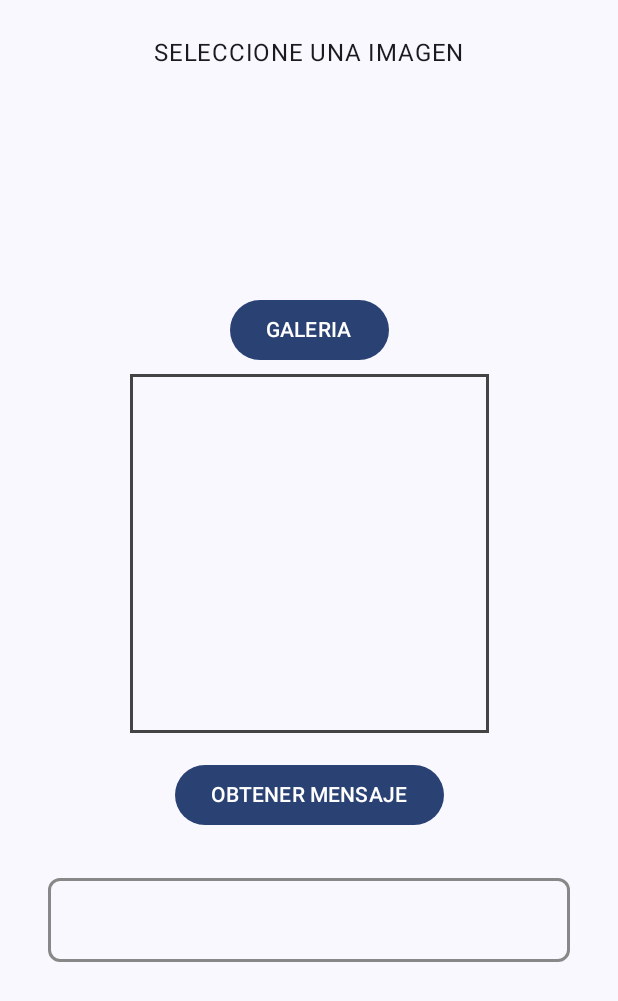
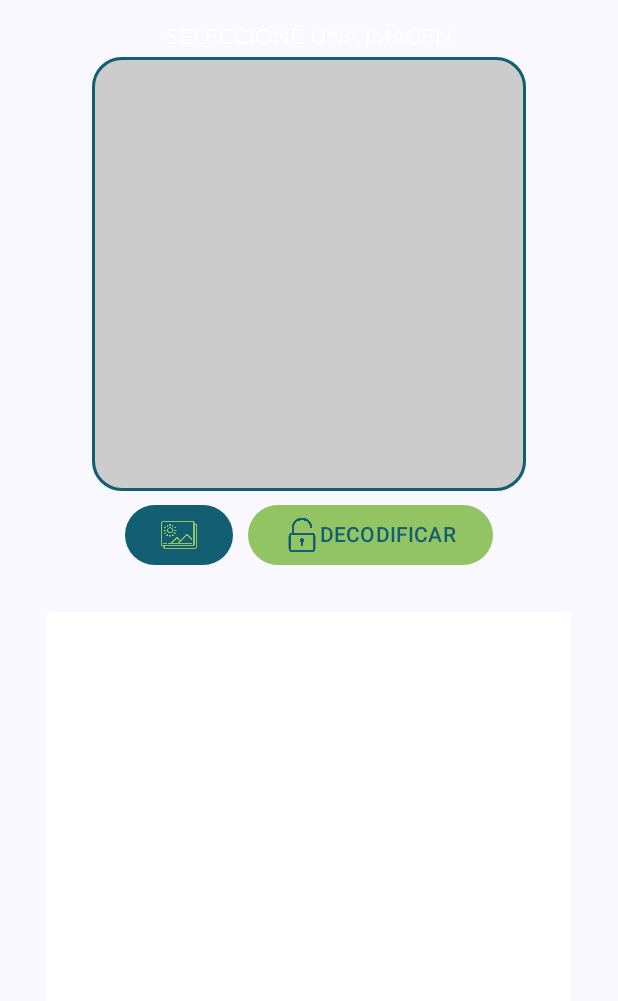
Before and after one commit to Standinrafael/proyecto_tesis_mvvm_hilt, an Android app built with Jetpack Compose: the composable DecodeScreen shown on its own in the app's theme, on a phone screen of 412 x 824 dp. Shown: the top 1001 px of the screen. Run offline under Robolectric (Android 15) with nearby library versions, the phone set to English and light mode, and no system bars; our stand-ins replace Dagger/Hilt's generated code, Firebase (no records; nobody signed in at launch, a user with empty details on screens opened directly); 2 statements that could not run were skipped.

Commit message:
cambios en decodificacion

```diff
--- a/app/src/main/java/com/example/proyecto_tesis/ui/activities/navScreens/DecodeScreen.kt
+++ b/app/src/main/java/com/example/proyecto_tesis/ui/activities/navScreens/DecodeScreen.kt
@@ -12,18 +12,23 @@ import androidx.activity.result.contract.ActivityResultContracts
 import androidx.annotation.RequiresApi
 import androidx.compose.foundation.BorderStroke
 import androidx.compose.foundation.Image
+import androidx.compose.foundation.background
 import androidx.compose.foundation.border
 import androidx.compose.foundation.layout.Arrangement
 import androidx.compose.foundation.layout.Box
 import androidx.compose.foundation.layout.Column
+import androidx.compose.foundation.layout.Row
 import androidx.compose.foundation.layout.Spacer
 import androidx.compose.foundation.layout.fillMaxSize
 import androidx.compose.foundation.layout.fillMaxWidth
 import androidx.compose.foundation.layout.height
 import androidx.compose.foundation.layout.padding
 import androidx.compose.foundation.layout.size
+import androidx.compose.foundation.layout.width
 import androidx.compose.foundation.shape.RoundedCornerShape
 import androidx.compose.material3.Button
+import androidx.compose.material3.ButtonDefaults
+import androidx.compose.material3.Icon
 import androidx.compose.material3.MaterialTheme
 import androidx.compose.material3.Text
 import androidx.compose.runtime.Composable
@@ -36,13 +41,20 @@ import androidx.compose.ui.Alignment
 import androidx.compose.ui.Modifier
 import androidx.compose.ui.graphics.Color
 import androidx.compose.ui.platform.LocalContext
+import androidx.compose.ui.res.painterResource
 import androidx.compose.ui.res.stringResource
+import androidx.compose.ui.text.TextStyle
 import androidx.compose.ui.unit.dp
 import androidx.hilt.navigation.compose.hiltViewModel
 import coil.compose.rememberAsyncImagePainter
 import com.example.proyecto_tesis.R
+import com.example.proyecto_tesis.ui.theme.color_azul
+import com.example.proyecto_tesis.ui.theme.color_barra
+import com.example.proyecto_tesis.ui.theme.color_blanco
+import com.example.proyecto_tesis.ui.theme.color_verde
 import com.example.proyecto_tesis.ui.viewmodels.ImageUtilsViewModel
 import com.example.proyecto_tesis.ui.viewmodels.SteganographyViewModel
+import com.example.proyecto_tesis.utils.monserratRegular
 import com.google.accompanist.permissions.ExperimentalPermissionsApi
 
 @Composable
@@ -57,9 +69,11 @@ fun DecodeScreen() {
     ) {
         Text(
             text = stringResource(id = R.string.choose_image),
-            style = MaterialTheme.typography.bodyLarge,
-            modifier = Modifier.align(Alignment.CenterHorizontally).
-            padding(0.dp,10.dp,0.dp,0.dp)
+            modifier = Modifier.align(Alignment.CenterHorizontally),
+            style = TextStyle(
+                fontFamily = monserratRegular,
+                color = color_blanco
+            )
         )
         PickImageFromGalleryDeco(steganographyViewModel, imageUtilsViewModel)
     }
@@ -73,6 +87,7 @@ fun PickImageFromGalleryDeco(
     var imageUri by remember { mutableStateOf<Uri?>(null) }
     val context = LocalContext.current
     val bitmap = remember { mutableStateOf<Bitmap?>(null) }
+    val messageState by steganographyViewModel.extractedMessage.collectAsState()
 
     val launcher =
         rememberLauncherForActivityResult(contract = ActivityResultContracts.GetContent()) { uri: Uri? ->
@@ -85,14 +100,16 @@ fun PickImageFromGalleryDeco(
         verticalArrangement = Arrangement.Center,
         horizontalAlignment = Alignment.CenterHorizontally
     ) {
-        Button(onClick = { launcher.launch("image/*") }) {
-            Text(text = stringResource(id = R.string.galery))
-        }
         Box(
             modifier = Modifier
-                .size(250.dp)
+                .size(300.dp)
                 .padding(5.dp)
-                .border(BorderStroke(2.dp, Color.DarkGray))
+                .background(Color.LightGray, shape = RoundedCornerShape(size = 20.dp))
+                .border(
+                    width = 2.dp,
+                    shape = RoundedCornerShape(size = 20.dp),
+                    color = color_azul
+                )
         ) {
             imageUri?.let {
                 if (Build.VERSION.SDK_INT < 28) {
@@ -110,38 +127,42 @@ fun PickImageFromGalleryDeco(
             }
         }
 
-        Spacer(modifier = Modifier.height(12.dp))
+        Row(modifier = Modifier.padding(10.dp, 0.dp)) {
+            Button(
+                onClick = { launcher.launch("image/*") },
+                colors = ButtonDefaults.buttonColors(containerColor = color_azul),
+            ) {
+                Icon(
+                    painter = painterResource(id = R.drawable.galeria),
+                    contentDescription = "encode image",
+                    tint = color_verde,
+                    modifier = Modifier.size(24.dp)
+                )
+            }
+            Spacer(modifier = Modifier.width(10.dp))
 
             if (Build.VERSION.SDK_INT >= Build.VERSION_CODES.TIRAMISU) {
-            DecodificarButton(imageUri?.toString(), steganographyViewModel)
-        }
-        if (Build.VERSION.SDK_INT >= Build.VERSION_CODES.Q && Build.VERSION.SDK_INT <= Build.VERSION_CODES.S) {
-            DecodificarButtond(imageUri?.toString(), steganographyViewModel)
-        }
-    }
-}
-
-@OptIn(ExperimentalPermissionsApi::class)
-@Composable
-fun DecodificarButton(
-    inputImage: String?,
-    steganographyViewModel: SteganographyViewModel
-) {
-    val context = LocalContext.current
-    val messageState by steganographyViewModel.extractedMessage.collectAsState()
-
+                //DecodificarButton(imageUri?.toString(), steganographyViewModel)
                 val writePermissionLauncher = rememberLauncherForActivityResult(
                     contract = ActivityResultContracts.RequestPermission()
                 ) { isGranted ->
                     if (isGranted) {
-            if (!inputImage.isNullOrEmpty()) {
-                steganographyViewModel.extractEncrypt(inputImage, context.contentResolver)
+                        if (!imageUri?.toString().isNullOrEmpty()) {
+                            steganographyViewModel.extractEncrypt(
+                                imageUri!!.toString(),
+                                context.contentResolver
+                            )
                         } else {
-                Toast.makeText(context, "Debe seleccionar una imagen primero", Toast.LENGTH_SHORT)
+                            Toast.makeText(
+                                context,
+                                "Debe seleccionar una imagen primero",
+                                Toast.LENGTH_SHORT
+                            )
                                 .show()
                         }
                     } else {
-            Toast.makeText(context, "Permiso de escritura denegado", Toast.LENGTH_SHORT).show()
+                        Toast.makeText(context, "Permiso de escritura denegado", Toast.LENGTH_SHORT)
+                            .show()
                     }
                 }
 
@@ -151,51 +172,51 @@ fun DecodificarButton(
                     if (isGranted) {
                         writePermissionLauncher.launch(Manifest.permission.WRITE_EXTERNAL_STORAGE)
                     } else {
-            Toast.makeText(context, "Permiso de lectura denegado", Toast.LENGTH_SHORT).show()
+                        Toast.makeText(context, "Permiso de lectura denegado", Toast.LENGTH_SHORT)
+                            .show()
                     }
                 }
-
-    Button(onClick = {
+                Button(
+                    onClick = {
                         readPermissionLauncher.launch(Manifest.permission.READ_EXTERNAL_STORAGE)
-    }) {
-        Text(stringResource(id = R.string.extract_message))
-    }
-    Spacer(modifier = Modifier.height(15.dp))
-
-    Box(
-        modifier = Modifier
-            .fillMaxWidth()
-            .padding(16.dp)
-            .border(width = 2.dp, color = Color.Gray, shape = RoundedCornerShape(8.dp))
+                    },
+                    colors = ButtonDefaults.buttonColors(containerColor = color_verde),
                 ) {
-        Text(
-            text = messageState ?: "",
-            modifier = Modifier.padding(16.dp)
+                    Icon(
+                        painter = painterResource(id = R.drawable.candado_abierto),
+                        contentDescription = "encode image",
+                        tint = color_azul,
+                        modifier = Modifier.size(24.dp)
                     )
-    }
+                    Text(stringResource(id = R.string.decode), color = color_azul)
                 }
 
-@RequiresApi(Build.VERSION_CODES.Q)
-@Composable
-fun DecodificarButtond(
-    inputImage: String?,
-    steganographyViewModel: SteganographyViewModel
-) {
-    val context = LocalContext.current
-    val messageState by steganographyViewModel.extractedMessage.collectAsState()
 
+            } else if (Build.VERSION.SDK_INT >= Build.VERSION_CODES.Q && Build.VERSION.SDK_INT <= Build.VERSION_CODES.S) {
                 val writePermissionLauncher = rememberLauncherForActivityResult(
                     contract = ActivityResultContracts.RequestPermission()
                 ) { isGranted ->
                     if (isGranted) {
-            if (!inputImage.isNullOrEmpty()) {
-                steganographyViewModel.extractEncrypt(inputImage, context.contentResolver)
+                        if (!imageUri?.toString().isNullOrEmpty()) {
+                            steganographyViewModel.extractEncrypt(
+                                imageUri!!.toString(),
+                                context.contentResolver
+                            )
                         } else {
-                Toast.makeText(context, "Debe seleccionar una imagen primero", Toast.LENGTH_SHORT)
+                            Toast.makeText(
+                                context,
+                                "Debe seleccionar una imagen primero",
+                                Toast.LENGTH_SHORT
+                            )
                                 .show()
                         }
                     } else {
-            Toast.makeText(context, "Permiso de escritura denegado", Toast.LENGTH_SHORT).show()
+                        Toast.makeText(
+                            context,
+                            "Permiso de escritura denegado",
+                            Toast.LENGTH_SHORT
+                        )
+                            .show()
                     }
                 }
 
@@ -205,26 +226,37 @@ fun DecodificarButtond(
                     if (isGranted) {
                         writePermissionLauncher.launch(Manifest.permission.WRITE_EXTERNAL_STORAGE)
                     } else {
-            Toast.makeText(context, "Permiso de lectura denegado", Toast.LENGTH_SHORT).show()
+                        Toast.makeText(
+                            context,
+                            "Permiso de lectura denegado",
+                            Toast.LENGTH_SHORT
+                        )
+                            .show()
                     }
                 }
-
-    Button(onClick = {
+                Button(
+                    onClick = {
                         readPermissionLauncher.launch(Manifest.permission.READ_EXTERNAL_STORAGE)
-    }) {
-        Text(stringResource(id = R.string.extract_message))
+                    },
+                    colors = ButtonDefaults.buttonColors(containerColor = color_verde),
+                ) {
+                    Icon(
+                        painter = painterResource(id = R.drawable.candado_abierto),
+                        contentDescription = "encode image",
+                        tint = color_azul,
+                        modifier = Modifier.size(24.dp)
+                    )
+                    Text(stringResource(id = R.string.decode), color = color_azul)
                 }
-    Spacer(modifier = Modifier.height(15.dp))
-
-    Box(
-        modifier = Modifier
-            .fillMaxWidth()
-            .padding(16.dp)
-            .border(width = 2.dp, color = Color.Gray, shape = RoundedCornerShape(8.dp))
-    ) {
+            }
+        }
+        Spacer(modifier = Modifier.height(12.dp))
         Text(
             text = messageState ?: "",
-            modifier = Modifier.padding(16.dp)
+            modifier = Modifier
+                .padding(15.dp)
+                .background(color = color_blanco)
+                .fillMaxSize(),
         )
     }
 }
--- a/app/src/main/res/values/strings.xml
+++ b/app/src/main/res/values/strings.xml
@@ -1,5 +1,5 @@
 <resources>
-    <string name="app_name">proyecto_tesis</string>
+    <string name="app_name">HIDESNAP</string>
     <string name="olvido_contrasenia_header">Olvido su contrasenia</string>
     <string name="correo_electronico_label">Correo Electronico</string>
     <string name="recuperar_contrasenia_button">Recuperar contrasenia</string>
@@ -26,8 +26,7 @@
     <string name="converter">CODIFICAR</string>
     <string name="share_image">COMPARTIR IMAGEN</string>
     <string name="dialog_message">Mostrar este diálogo la próxima vez</string>
-    <string name="dialog_message_meta_applications">Si se envían mensajes por aplicaciones de Meta (WhatsApp, Messenger, Instagram), " +
-                                "no se podrán desencriptar los mensajes.</string>
+    <string name="dialog_message_meta_applications">Si se envían mensajes por aplicaciones de Meta (WhatsApp, Messenger, Instagram), no se podrán desencriptar los mensajes.</string>
     <string name="title_dialog_message">AVISO DE SEGURIDAD DE MENSAJES DE APLICACIONES META</string>
     <string name="accept_dialog">CONFIRMAR</string>
     <string name="choose_image">SELECCIONE UNA IMAGEN</string>
```
Also changed, not shown: app/src/main/java/com/example/proyecto_tesis/ui/activities/navScreens/EncodeScreen.kt (+12 -5 lines). Lines whose indentation alone changed are shown as unchanged.
